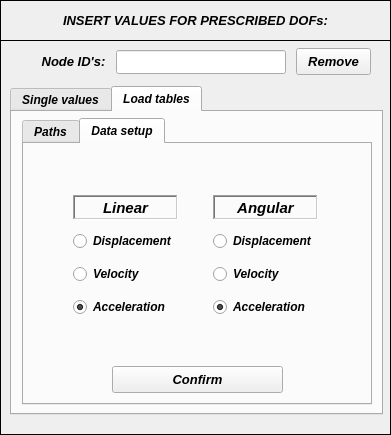
Old version of the form pulse/uix/user_input/ui/dofInput.ui in the repository open-pulse/OpenPulse.
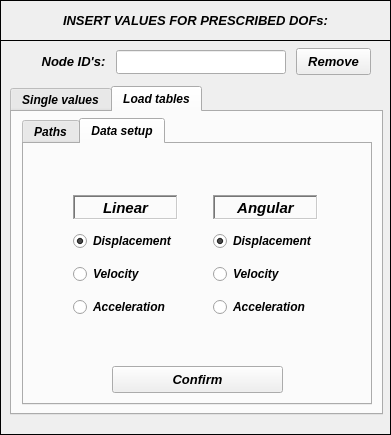
New version of the form. The open tabs and pages were chosen to show the change. Icons and pictures are not drawn.

What changed in the file:
```diff
--- a/pulse/uix/user_input/ui/dofInput.ui
+++ b/pulse/uix/user_input/ui/dofInput.ui
@@ -1403,7 +1403,7 @@
              <string/>
             </property>
             <property name="checked">
-             <bool>false</bool>
+             <bool>true</bool>
             </property>
             <property name="autoExclusive">
              <bool>true</bool>
@@ -1443,7 +1443,7 @@
              <string>Acceleration</string>
             </property>
             <property name="checked">
-             <bool>true</bool>
+             <bool>false</bool>
             </property>
             <property name="autoExclusive">
              <bool>true</bool>
@@ -1579,7 +1579,7 @@
              <string/>
             </property>
             <property name="checked">
-             <bool>false</bool>
+             <bool>true</bool>
             </property>
             <property name="autoExclusive">
              <bool>true</bool>
@@ -1650,7 +1650,7 @@
              <string>Acceleration</string>
             </property>
             <property name="checked">
-             <bool>true</bool>
+             <bool>false</bool>
             </property>
             <property name="autoExclusive">
              <bool>true</bool>
```
